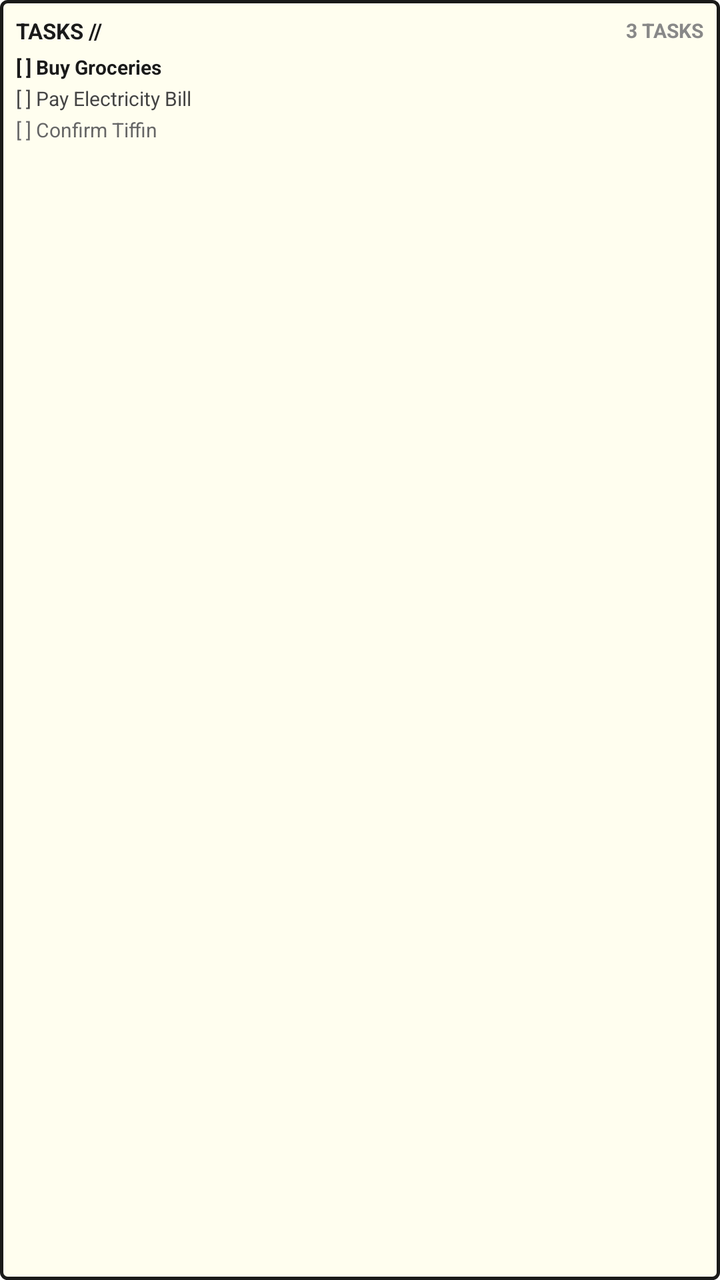
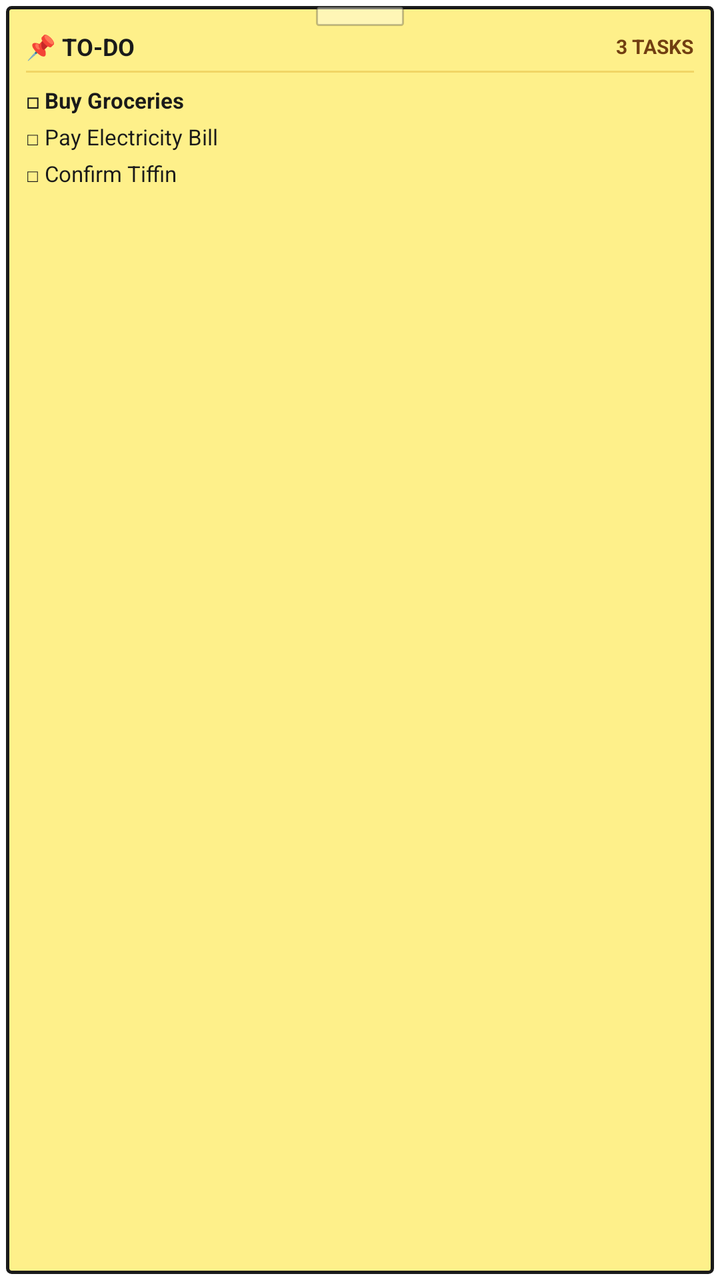

Screens rendered from an Android XML layout before and after an edit, with the pre-edit source and the edit as a unified diff.
<!-- AndroidManifest.xml: fallback theme Theme.MaterialComponents.DayNight.NoActionBar -->
<!-- res/layout/widget_todo.xml -->
<?xml version="1.0" encoding="utf-8"?>
<LinearLayout xmlns:android="http://schemas.android.com/apk/res/android"
    android:id="@+id/widget_todo_container"
    android:layout_width="match_parent"
    android:layout_height="match_parent"
    android:background="@drawable/widget_background"
    android:orientation="vertical"
    android:padding="8dp">

    
    <LinearLayout
        android:layout_width="match_parent"
        android:layout_height="wrap_content"
        android:gravity="center_vertical"
        android:orientation="horizontal">

        <TextView
            android:id="@+id/todo_widget_title"
            android:layout_width="0dp"
            android:layout_height="wrap_content"
            android:layout_weight="1"
            android:text="TASKS //"
            android:textColor="#1A1A1A"
            android:textSize="11sp"
            android:textStyle="bold" />

        <TextView
            android:id="@+id/todo_widget_count"
            android:layout_width="wrap_content"
            android:layout_height="wrap_content"
            android:text="3 TASKS"
            android:textColor="#888888"
            android:textSize="10sp"
            android:textStyle="bold" />
    </LinearLayout>

    
    <LinearLayout
        android:layout_width="match_parent"
        android:layout_height="wrap_content"
        android:layout_marginTop="4dp"
        android:orientation="vertical">

        <TextView
            android:id="@+id/todo_widget_item1"
            android:layout_width="match_parent"
            android:layout_height="wrap_content"
            android:ellipsize="end"
            android:maxLines="1"
            android:text="[ ] Buy Groceries"
            android:textColor="#1A1A1A"
            android:textSize="10sp"
            android:textStyle="bold" />

        <TextView
            android:id="@+id/todo_widget_item2"
            android:layout_width="match_parent"
            android:layout_height="wrap_content"
            android:layout_marginTop="2dp"
            android:ellipsize="end"
            android:maxLines="1"
            android:text="[ ] Pay Electricity Bill"
            android:textColor="#444444"
            android:textSize="10sp" />

        <TextView
            android:id="@+id/todo_widget_item3"
            android:layout_width="match_parent"
            android:layout_height="wrap_content"
            android:layout_marginTop="2dp"
            android:ellipsize="end"
            android:maxLines="1"
            android:text="[ ] Confirm Tiffin"
            android:textColor="#666666"
            android:textSize="10sp" />
    </LinearLayout>
</LinearLayout>
<!-- resources referenced by this layout -->
<resources>
  <!-- drawable widget_background (drawable) -->
  <?xml version="1.0" encoding="utf-8"?>
  <shape xmlns:android="http://schemas.android.com/apk/res/android"
      android:shape="rectangle">
      <solid android:color="#FFFEEF" />
      <corners android:radius="3dp" />
      <stroke
          android:width="1.5dp"
          android:color="#1A1A1A" />
  </shape>
</resources>

<!-- the commit's change to res/layout/widget_todo.xml (unified diff, before → after) -->
@@ -1,77 +1,147 @@
 <?xml version="1.0" encoding="utf-8"?>
-<LinearLayout xmlns:android="http://schemas.android.com/apk/res/android"
+<FrameLayout xmlns:android="http://schemas.android.com/apk/res/android"
     android:id="@+id/widget_todo_container"
     android:layout_width="match_parent"
     android:layout_height="match_parent"
-    android:background="@drawable/widget_background"
-    android:orientation="vertical"
-    android:padding="8dp">
+    android:padding="3dp">
 
     
     <LinearLayout
         android:layout_width="match_parent"
-        android:layout_height="wrap_content"
-        android:gravity="center_vertical"
-        android:orientation="horizontal">
+        android:layout_height="match_parent"
+        android:background="@drawable/widget_sticky_note_bg"
+        android:orientation="vertical"
+        android:paddingStart="10dp"
+        android:paddingTop="12dp"
+        android:paddingEnd="10dp"
+        android:paddingBottom="8dp">
 
-        <TextView
-            android:id="@+id/todo_widget_title"
-            android:layout_width="0dp"
+        
+        <LinearLayout
+            android:layout_width="match_parent"
             android:layout_height="wrap_content"
+            android:gravity="center_vertical"
+            android:orientation="horizontal">
+
+            <TextView
+                android:id="@+id/todo_widget_title"
+                android:layout_width="0dp"
+                android:layout_height="wrap_content"
+                android:layout_weight="1"
+                android:text="📌 TO-DO"
+                android:textColor="#1A1A1A"
+                android:textSize="12sp"
+                android:textStyle="bold" />
+
+            <TextView
+                android:id="@+id/todo_widget_count"
+                android:layout_width="wrap_content"
+                android:layout_height="wrap_content"
+                android:text="3 TASKS"
+                android:textColor="#713F12"
+                android:textSize="10sp"
+                android:textStyle="bold" />
+        </LinearLayout>
+
+        
+        <ImageView
+            android:layout_width="match_parent"
+            android:layout_height="1dp"
+            android:layout_marginTop="4dp"
+            android:layout_marginBottom="6dp"
+            android:background="#44CA8A04" />
+
+        
+        <LinearLayout
+            android:id="@+id/todo_widget_list"
+            android:layout_width="match_parent"
+            android:layout_height="0dp"
             android:layout_weight="1"
-            android:text="TASKS //"
-            android:textColor="#1A1A1A"
-            android:textSize="11sp"
-            android:textStyle="bold" />
+            android:orientation="vertical">
 
-        <TextView
-            android:id="@+id/todo_widget_count"
-            android:layout_width="wrap_content"
-            android:layout_height="wrap_content"
-            android:text="3 TASKS"
-            android:textColor="#888888"
-            android:textSize="10sp"
-            android:textStyle="bold" />
+            <TextView
+                android:id="@+id/todo_widget_empty"
+                android:layout_width="match_parent"
+                android:layout_height="wrap_content"
+                android:layout_marginTop="8dp"
+                android:text="All tasks done! ✨\nTap to add new task"
+                android:textColor="#854D0E"
+                android:textSize="11sp"
+                android:textStyle="italic"
+                android:visibility="gone" />
+
+            <TextView
+                android:id="@+id/todo_widget_item1"
+                android:layout_width="match_parent"
+                android:layout_height="wrap_content"
+                android:layout_marginBottom="3dp"
+                android:ellipsize="end"
+                android:maxLines="1"
+                android:text="◻ Buy Groceries"
+                android:textColor="#1A1A1A"
+                android:textSize="11sp"
+                android:textStyle="bold" />
+
+            <TextView
+                android:id="@+id/todo_widget_item2"
+                android:layout_width="match_parent"
+                android:layout_height="wrap_content"
+                android:layout_marginBottom="3dp"
+                android:ellipsize="end"
+                android:maxLines="1"
+                android:text="◻ Pay Electricity Bill"
+                android:textColor="#1A1A1A"
+                android:textSize="11sp" />
+
+            <TextView
+                android:id="@+id/todo_widget_item3"
+                android:layout_width="match_parent"
+                android:layout_height="wrap_content"
+                android:layout_marginBottom="3dp"
+                android:ellipsize="end"
+                android:maxLines="1"
+                android:text="◻ Confirm Tiffin"
+                android:textColor="#1A1A1A"
+                android:textSize="11sp" />
+
+            <TextView
+                android:id="@+id/todo_widget_item4"
+                android:layout_width="match_parent"
+                android:layout_height="wrap_content"
+                android:layout_marginBottom="3dp"
+                android:ellipsize="end"
+                android:maxLines="1"
+                android:textColor="#1A1A1A"
+                android:textSize="11sp"
+                android:visibility="gone" />
+
+            <TextView
+                android:id="@+id/todo_widget_item5"
+                android:layout_width="match_parent"
+                android:layout_height="wrap_content"
+                android:layout_marginBottom="3dp"
+                android:ellipsize="end"
+                android:maxLines="1"
+                android:textColor="#1A1A1A"
+                android:textSize="11sp"
+                android:visibility="gone" />
+
+            <TextView
+                android:id="@+id/todo_widget_item6"
+                android:layout_width="match_parent"
+                android:layout_height="wrap_content"
+                android:ellipsize="end"
+                android:maxLines="1"
+                android:textColor="#1A1A1A"
+                android:textSize="11sp"
+                android:visibility="gone" />
+        </LinearLayout>
     </LinearLayout>
 
     
-    <LinearLayout
-        android:layout_width="match_parent"
-        android:layout_height="wrap_content"
-        android:layout_marginTop="4dp"
-        android:orientation="vertical">
-
-        <TextView
-            android:id="@+id/todo_widget_item1"
-            android:layout_width="match_parent"
-            android:layout_height="wrap_content"
-            android:ellipsize="end"
-            android:maxLines="1"
-            android:text="[ ] Buy Groceries"
-            android:textColor="#1A1A1A"
-            android:textSize="10sp"
-            android:textStyle="bold" />
-
-        <TextView
-            android:id="@+id/todo_widget_item2"
-            android:layout_width="match_parent"
-            android:layout_height="wrap_content"
-            android:layout_marginTop="2dp"
-            android:ellipsize="end"
-            android:maxLines="1"
-            android:text="[ ] Pay Electricity Bill"
-            android:textColor="#444444"
-            android:textSize="10sp" />
-
-        <TextView
-            android:id="@+id/todo_widget_item3"
-            android:layout_width="match_parent"
-            android:layout_height="wrap_content"
-            android:layout_marginTop="2dp"
-            android:ellipsize="end"
-            android:maxLines="1"
-            android:text="[ ] Confirm Tiffin"
-            android:textColor="#666666"
-            android:textSize="10sp" />
-    </LinearLayout>
-</LinearLayout>
+    <ImageView
+        android:layout_width="44dp"
+        android:layout_height="10dp"
+        android:layout_gravity="top|center_horizontal"
+        android:background="@drawable/widget_sticky_tape" />
+</FrameLayout>
<!-- resource entries referenced after the edit -->
@@ -1,14 +1,24 @@
 <!-- resources referenced by this layout -->
 <resources>
-  <!-- drawable widget_background (drawable) -->
+  <!-- drawable widget_sticky_note_bg (drawable) -->
   <?xml version="1.0" encoding="utf-8"?>
   <shape xmlns:android="http://schemas.android.com/apk/res/android"
       android:shape="rectangle">
-      <solid android:color="#FFFEEF" />
-      <corners android:radius="3dp" />
+      <solid android:color="#FEF08A" />
+      <corners android:radius="2dp" />
       <stroke
           android:width="1.5dp"
           android:color="#1A1A1A" />
   </shape>
+  <!-- drawable widget_sticky_tape (drawable) -->
+  <?xml version="1.0" encoding="utf-8"?>
+  <shape xmlns:android="http://schemas.android.com/apk/res/android"
+      android:shape="rectangle">
+      <solid android:color="#77FFFDE7" />
+      <corners android:radius="1dp" />
+      <stroke
+          android:width="1dp"
+          android:color="#441A1A1A" />
+  </shape>
 </resources>
 
